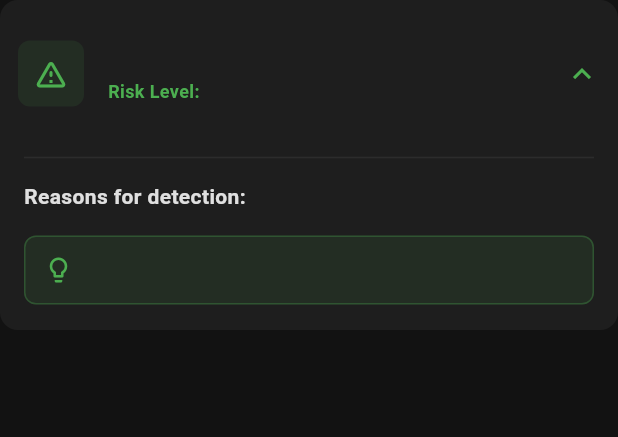
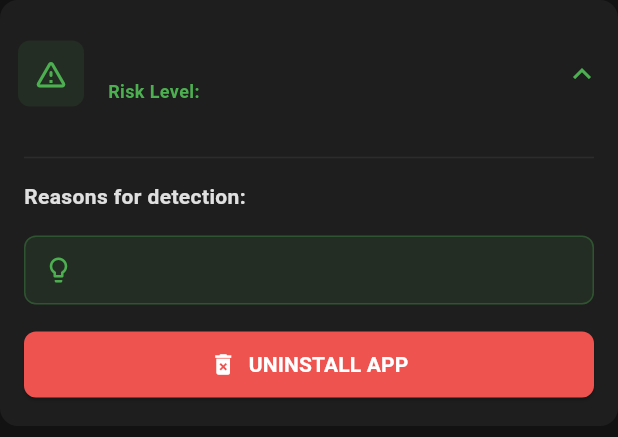
Before and after one commit to PurveshShinde/OCSafe-Cyberguard, a Flutter app: the ThreatCard widget shown alone on an empty page, opened directly with empty values, after a tap on "Risk Level:", on a phone screen of 412 x 824 dp. Shown: the top 437 px of the screen. Run offline on Flutter 3.47's test engine with Material 3 defaults, Android fonts, the phone set to English and light mode, and no system bars; our stand-ins replace battery_plus, device_info_plus, flutter_local_notifications, permission_handler, shared_preferences, sqflite; missing offline and left inert: device_apps; accounts and stored records are empty.

Commit message:
Stabalised application to detect apps with hidden icons.

```diff
--- a/lib/models/app_info.dart
+++ b/lib/models/app_info.dart
@@ -5,6 +5,7 @@ class AppInfo {
   final bool isSystemApp;
   final String? installSource;
   final List<String> requestedPermissions;
+  final bool hasLaunchIntent;
 
   const AppInfo({
     required this.appName,
@@ -13,6 +14,7 @@ class AppInfo {
     required this.isSystemApp,
     this.installSource,
     this.requestedPermissions = const [],
+    this.hasLaunchIntent = true,
   });
 
   Map<String, dynamic> toMap() {
@@ -23,6 +25,7 @@ class AppInfo {
       'isSystemApp': isSystemApp,
       'installSource': installSource,
       'requestedPermissions': requestedPermissions,
+      'hasLaunchIntent': hasLaunchIntent,
     };
   }
 }
--- a/lib/services/threat_analyzer.dart
+++ b/lib/services/threat_analyzer.dart
@@ -80,6 +80,48 @@ class ThreatAnalyzer {
     'spotify': 'com.spotify.music',
     'netflix': 'com.netflix.mediaclient',
   };
+
+  // --- Known legitimate hidden apps (allowlist for stealth checks) ---
+  static const List<String> safeHiddenPackages = [
+    // Core Google/Android
+    'com.google.android.gms',
+    'com.android.systemui',
+    'com.android.vending',
+    'com.google.android.gsf',
+    'com.google.android.ext.services',
+    'com.google.android.as', // Android System Intelligence
+    'com.google.android.networkstack.tethering',
+    'com.android.keychain',
+    'com.android.settings',
+
+    // Common OEMs (OnePlus, Samsung, Xiaomi, etc.)
+    'com.oneplus.widget',
+    'net.oneplus.widget',
+    'com.oneplus.security',
+    'com.oneplus.camera.service',
+    'com.oplus.security',
+    'com.oplus.battery',
+    'com.oplus.pay',
+    'com.samsung.android.lool',
+    'com.samsung.android.securitylogagent',
+    'com.xiaomi.discover',
+    'com.coloros.safecenter',
+    'com.heytap.mcs',
+
+    // Other System level components
+    'com.android.providers.media.module',
+    'com.android.providers.telephony',
+    'com.android.bluetooth',
+    'com.android.nfc',
+    'com.android.certinstaller',
+
+    // Media / Companion Apps mentioned by user
+    'com.android.soundrecorder',
+    'com.heytap.speechassist',
+    'com.google.android.setupwizard',
+    'com.coloros.lockassistant', // Lock screen magazine
+    'com.heytap.pictorial', // Lock screen magazine alternative
+  ];
 
   /// Main method for analyzing an app on the fly.
   Threat? analyzeApp(AppInfo app) {
@@ -164,6 +206,55 @@ class ThreatAnalyzer {
       recommendation = 'Fake app detected. Immediate uninstall strongly recommended.';
     }
 
+    // 5.5 Hidden App Detection (No Launcher Icon + Suspicious Permissions)
+    // Check allowlist AND common trusted namespaces (Google, OEMs, Android System)
+    bool isTrustedNamespace = app.packageName.startsWith('com.android.') ||
+                              app.packageName.startsWith('com.google.') ||
+                              app.packageName.startsWith('com.samsung.') ||
+                              app.packageName.startsWith('com.oneplus.') ||
+                              app.packageName.startsWith('com.oplus.') ||
+                              app.packageName.startsWith('com.coloros.') ||
+                              app.packageName.startsWith('com.xiaomi.') ||
+                              app.packageName.startsWith('com.huawei.') ||
+                              app.packageName.startsWith('com.heytap.');
+
+    if (!app.isSystemApp &&
+        !app.hasLaunchIntent &&
+        !safeHiddenPackages.contains(app.packageName) &&
+        !isTrustedNamespace) {
+      print("🕵️ Hidden app detected: ${app.packageName} (${app.appName})");
+      reasons.add('Hidden App: No launcher icon.');
+      int hiddenScore = 40;
+
+      if (app.requestedPermissions.contains('android.permission.RECEIVE_BOOT_COMPLETED')) {
+        hiddenScore += 20;
+        reasons.add('Runs automatically on boot.');
+      }
+      if (app.requestedPermissions.contains('android.permission.BIND_ACCESSIBILITY_SERVICE')) {
+        hiddenScore += 40;
+        reasons.add('Uses accessibility service.');
+      }
+      if (app.requestedPermissions.contains('android.permission.SYSTEM_ALERT_WINDOW')) {
+        hiddenScore += 30;
+        reasons.add('Uses overlay attack permission.');
+      }
+      if (app.requestedPermissions.contains('android.permission.FOREGROUND_SERVICE')) {
+        hiddenScore += 20;
+        reasons.add('Runs in background (foreground service).');
+      }
+      if (app.requestedPermissions.contains('android.permission.INTERNET')) {
+        hiddenScore += 10;
+        reasons.add('Has network capability.');
+      }
+
+      totalScore += hiddenScore;
+      if (recommendation == 'Review app usage or uninstall if unfamiliar.') {
+          recommendation = 'App hides from your app drawer and has suspicious permissions. This is a common tactic for stealth malware. Uninstall highly recommended.';
+      } else if (totalScore >= 70 && recommendation.contains('Review app usage')) {
+          recommendation = 'High risk: App is hidden and severely overly-privileged. Uninstall highly recommended.';
+      }
+    }
+
     // 6. Unknown Install Source — flag only when combined with other issues
     if (app.installSource == null ||
         (!app.installSource!.contains('android.vending') &&
--- /dev/null
+++ b/lib/services/uninstall_service.dart
@@ -0,0 +1,17 @@
+import 'package:flutter/services.dart';
+
+class UninstallService {
+  static const MethodChannel _channel = MethodChannel('com.ocsafe.cyberguard/uninstall');
+
+  /// Prompts the Android OS to uninstall the given package.
+  /// Throws PlatformException if it fails.
+  static Future<void> uninstallApp(String packageName) async {
+    try {
+      await _channel.invokeMethod('uninstall_app', {
+        'package_name': packageName,
+      });
+    } on PlatformException catch (e) {
+      throw Exception("Failed to trigger uninstall: '${e.message}'.");
+    }
+  }
+}
--- a/lib/widgets/threat_card.dart
+++ b/lib/widgets/threat_card.dart
@@ -1,6 +1,7 @@
 import 'package:flutter/material.dart';
 import 'package:ocsafe_cyberguard/core/theme/app_theme.dart';
 import 'package:ocsafe_cyberguard/models/threat.dart';
+import 'package:ocsafe_cyberguard/services/uninstall_service.dart';
 
 class ThreatCard extends StatelessWidget {
   final Threat threat;
@@ -93,9 +94,34 @@ class ThreatCard extends StatelessWidget {
                 ],
               ),
             ),
+            const SizedBox(height: 16),
+            SizedBox(
+              width: double.infinity,
+              child: ElevatedButton.icon(
+                onPressed: () => _handleUninstall(context),
+                icon: const Icon(Icons.delete_forever, color: Colors.white),
+                label: const Text('UNINSTALL APP', style: TextStyle(color: Colors.white, fontWeight: FontWeight.bold)),
+                style: ElevatedButton.styleFrom(
+                  backgroundColor: AppColors.error,
+                  padding: const EdgeInsets.symmetric(vertical: 12),
+                  shape: RoundedRectangleBorder(borderRadius: BorderRadius.circular(8)),
+                ),
+              ),
+            )
           ],
         ),
       ),
     );
   }
+
+  void _handleUninstall(BuildContext context) async {
+      try {
+        await UninstallService.uninstallApp(threat.packageName);
+      } catch (e) {
+        if (!context.mounted) return;
+        ScaffoldMessenger.of(context).showSnackBar(
+           SnackBar(content: Text('Could not initiate uninstall: $e'), backgroundColor: AppColors.error),
+        );
+      }
+  }
 }
```
Also changed, not shown: lib/providers/security_provider.dart (+35 -14 lines), lib/services/app_scanner.dart (+23 -3 lines), 3 other files.
